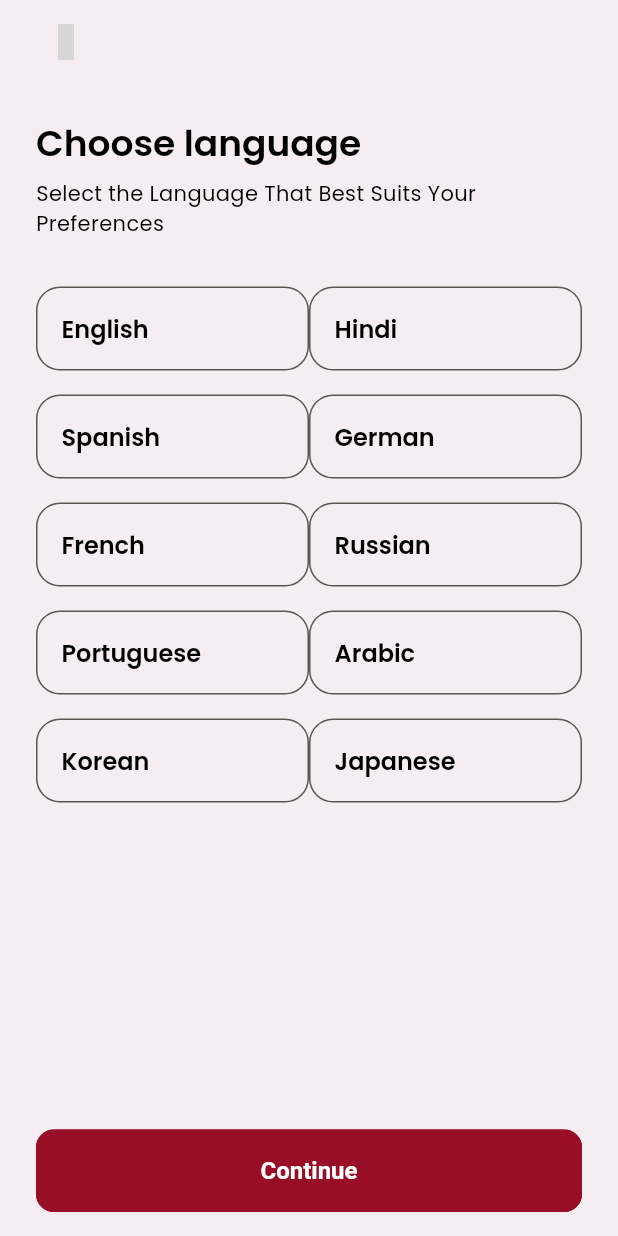
After one commit to GSC-IIIT-Kota/Client, a Flutter app: the LanguageScreen screen opened directly, on a phone screen of 412 x 824 dp. The commit adds this screen. Run offline on Flutter 3.47's test engine with Material 3 defaults, Android fonts, the phone set to English and light mode, and no system bars; our stand-ins replace firebase_core, flutter_dotenv, flutter_tts, fluttertoast, get, iconsax and 3 more; missing offline and left inert: razorpay_flutter, translator; accounts and stored records are empty; grey boxes are pictures that could not be loaded.

Commit message:
Added Language screen

```diff
--- /dev/null
+++ b/lib/features/personalization/screens/settings/language.dart
@@ -0,0 +1,137 @@
+import 'package:flutter/material.dart';
+import 'package:solution_challenge/common/widgets/appbar/appbar.dart';
+import 'package:solution_challenge/common/widgets/custom_shapes/containers/rounded_container.dart';
+import 'package:solution_challenge/utils/constants/colors.dart';
+import 'package:solution_challenge/utils/constants/sizes.dart';
+import 'package:solution_challenge/utils/helpers/helper_functions.dart';
+
+class LanguageScreen extends StatefulWidget {
+  const LanguageScreen({super.key});
+
+  @override
+  _LanguageScreenState createState() => _LanguageScreenState();
+}
+
+class _LanguageScreenState extends State<LanguageScreen> {
+  late String selectedLanguage;
+
+  @override
+  void initState() {
+    super.initState();
+    selectedLanguage = '';
+  }
+
+  void selectLanguage(String language) {
+    setState(() {
+      selectedLanguage = language;
+    });
+  }
+
+  @override
+  Widget build(BuildContext context) {
+    final dark = PHelperFunctions.isDarkMode(context);
+    return Scaffold(
+      appBar: PAppBar(showBackArrow: true, backArrowColor: dark ? Colors.white : Colors.black,),
+      body: SingleChildScrollView(
+        child: Padding(
+          padding: const EdgeInsets.all(TSizes.defaultSpace),
+          child: Column(
+            crossAxisAlignment: CrossAxisAlignment.start,
+            children: [
+              Text(
+                'Choose language',
+                style: Theme.of(context).textTheme.headlineMedium,
+              ),
+              const SizedBox(
+                height: TSizes.sm,
+              ),
+              Text(
+                'Select the Language That Best Suits Your Preferences',
+                style: Theme.of(context).textTheme.bodyMedium,
+              ),
+              const SizedBox(
+                height: TSizes.spaceBtwSections,
+              ),
+              Column(
+                children: [
+                  _buildLanguageRow(['English', 'Hindi']),
+                  const SizedBox(height: TSizes.gridViewSpacing),
+                  _buildLanguageRow(['Spanish', 'German']),
+                  const SizedBox(height: TSizes.gridViewSpacing),
+                  _buildLanguageRow(['French', 'Russian']),
+                  const SizedBox(height: TSizes.gridViewSpacing),
+                  _buildLanguageRow(['Portuguese', 'Arabic']),
+                  const SizedBox(height: TSizes.gridViewSpacing),
+                  _buildLanguageRow(['Korean', 'Japanese']),
+                ],
+              )
+            ],
+          ),
+        ),
+      ),
+      bottomNavigationBar: Padding(
+        padding: const EdgeInsets.symmetric(
+            horizontal: TSizes.defaultSpace, vertical: TSizes.md),
+        child: ElevatedButton(
+          onPressed: () {},
+          child: const Text('Continue'),
+        ),
+      ),
+    );
+  }
+
+  Widget _buildLanguageRow(List<String> languages) {
+    return Row(
+      children: languages
+          .map(
+            (language) => Expanded(
+          child: GestureDetector(
+            onTap: () {
+              selectLanguage(language);
+            },
+            child: PLanguageTile(
+              language: language,
+              isSelected: selectedLanguage == language,
+            ),
+          ),
+        ),
+      )
+          .toList(),
+    );
+  }
+}
+
+class PLanguageTile extends StatelessWidget {
+  const PLanguageTile({
+    super.key,
+    required this.language,
+    required this.isSelected,
+  });
+
+  final String language;
+  final bool isSelected;
+
+  @override
+  Widget build(BuildContext context) {
+    final dark = PHelperFunctions.isDarkMode(context);
+    return PRoundedContainer(
+      height: 56,
+      padding: const EdgeInsets.only(left: TSizes.md),
+      showBorder: true,
+      borderColor: isSelected ? TColors.rani : TColors.dimgrey,
+      backgroundColor: isSelected ? TColors.rani.withOpacity(0.2) : Colors.transparent,
+      child: Row(
+        crossAxisAlignment: CrossAxisAlignment.center,
+        mainAxisAlignment: MainAxisAlignment.start,
+        children: [
+          Text(
+            language,
+            style: Theme.of(context).textTheme.titleLarge!.apply(
+              color: isSelected ? TColors.rani : (dark ? Colors.white : Colors.black),
+            ),
+          )
+        ],
+      ),
+    );
+  }
+}
--- a/lib/features/personalization/screens/settings/settings.dart
+++ b/lib/features/personalization/screens/settings/settings.dart
@@ -1,4 +1,5 @@
 import 'package:flutter/material.dart';
+import 'package:get/get.dart';
 import 'package:iconsax/iconsax.dart';
 import 'package:provider/provider.dart';
 import 'package:solution_challenge/common/widgets/appbar/appbar.dart';
@@ -6,6 +7,7 @@ import 'package:solution_challenge/common/widgets/custom_shapes/containers/prima
 import 'package:solution_challenge/common/widgets/list_tiles/settings_menu_tile.dart';
 import 'package:solution_challenge/common/widgets/list_tiles/user_profile_tile.dart';
 import 'package:solution_challenge/common/widgets/texts/section_heading.dart';
+import 'package:solution_challenge/features/personalization/screens/settings/language.dart';
 import 'package:solution_challenge/utils/constants/sizes.dart';
 import 'package:solution_challenge/utils/helpers/helper_functions.dart';
 import 'package:solution_challenge/utils/translator/translated_strings.dart';
@@ -112,7 +114,8 @@ class SettingsScreen extends StatelessWidget {
                     height: TSizes.spaceBtwItems,
                   ),
                   PSettingsMenuTile(
-                      icon: Iconsax.language_circle,
+                    onTap: () => Get.to(() => const LanguageScreen()),
+                      icon: Iconsax.translate,
                       title: translatedStrings?[65] ?? "Change language",
                       subTitle: translatedStrings?[66] ??
                           "Tailor your experience with a language switch")
```
